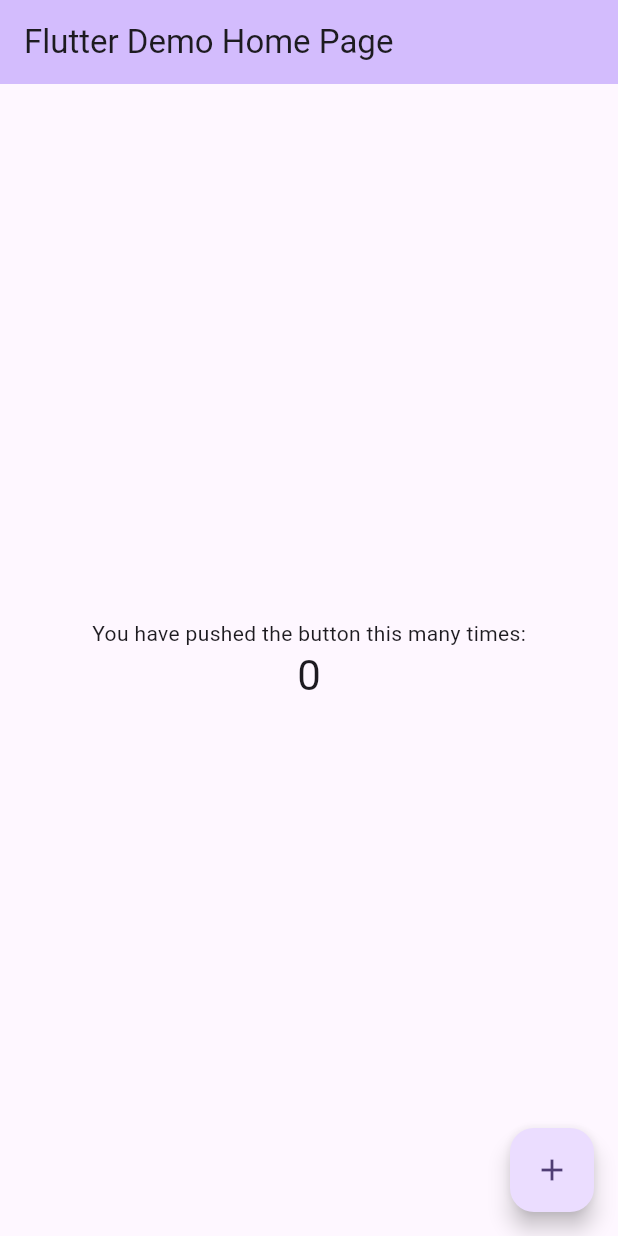
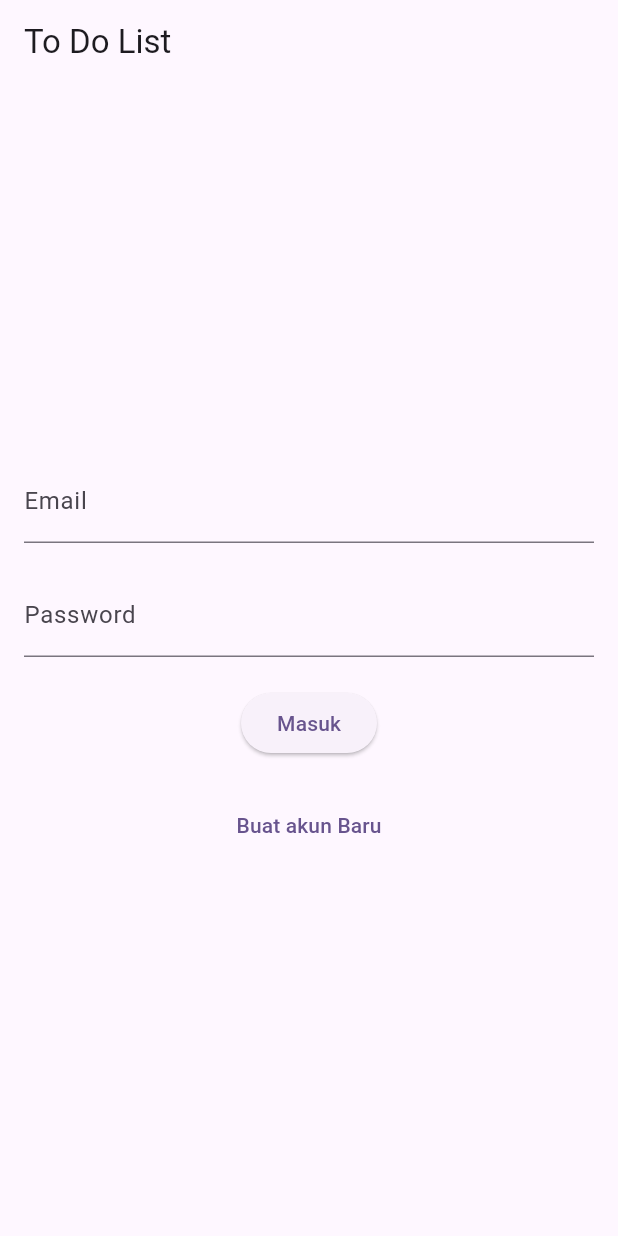
Before and after one commit to iqbalsuwandi20/belajar-flutter, a Flutter app: the screen it shows after launch, on a phone screen of 412 x 824 dp. Run offline on Flutter 3.47's test engine with Material 3 defaults, Android fonts, the phone set to English and light mode, and no system bars; our stand-ins replace firebase_auth, firebase_core; accounts and stored records are empty.

Commit message:
completed part 1

```diff
--- a/lib/main.dart
+++ b/lib/main.dart
@@ -1,8 +1,14 @@
 import 'package:belajar_flutter_maps/firebase_options.dart';
+import 'package:belajar_flutter_maps/models/firebase_user.dart';
+import 'package:belajar_flutter_maps/screens/wrapper.dart';
+import 'package:belajar_flutter_maps/services/auth.dart';
 import 'package:firebase_core/firebase_core.dart';
 import 'package:flutter/material.dart';
+import 'package:provider/provider.dart';
 
 void main() async {
+  WidgetsFlutterBinding.ensureInitialized();
+
   await Firebase.initializeApp(
     options: DefaultFirebaseOptions.currentPlatform,
   );
@@ -12,119 +18,19 @@ void main() async {
 class MyApp extends StatelessWidget {
   const MyApp({super.key});
 
-  // This widget is the root of your application.
   @override
   Widget build(BuildContext context) {
-    return MaterialApp(
-      title: 'Flutter Demo',
-      theme: ThemeData(
-        // This is the theme of your application.
-        //
-        // TRY THIS: Try running your application with "flutter run". You'll see
-        // the application has a purple toolbar. Then, without quitting the app,
-        // try changing the seedColor in the colorScheme below to Colors.green
-        // and then invoke "hot reload" (save your changes or press the "hot
-        // reload" button in a Flutter-supported IDE, or press "r" if you used
-        // the command line to start the app).
-        //
-        // Notice that the counter didn't reset back to zero; the application
-        // state is not lost during the reload. To reset the state, use hot
-        // restart instead.
-        //
-        // This works for code too, not just values: Most code changes can be
-        // tested with just a hot reload.
-        colorScheme: ColorScheme.fromSeed(seedColor: Colors.deepPurple),
-        useMaterial3: true,
+    return StreamProvider<FirebaseUser?>.value(
+      value: Auth().user,
+      initialData: null,
+      child: MaterialApp(
+        title: 'Flutter Demo',
+        theme: ThemeData(
+          colorScheme: ColorScheme.fromSeed(seedColor: Colors.deepPurple),
+          useMaterial3: true,
+        ),
+        home: const Wrapper(),
       ),
-      home: const MyHomePage(title: 'Flutter Demo Home Page'),
     );
   }
 }
-
-class MyHomePage extends StatefulWidget {
-  const MyHomePage({super.key, required this.title});
-
-  // This widget is the home page of your application. It is stateful, meaning
-  // that it has a State object (defined below) that contains fields that affect
-  // how it looks.
-
-  // This class is the configuration for the state. It holds the values (in this
-  // case the title) provided by the parent (in this case the App widget) and
-  // used by the build method of the State. Fields in a Widget subclass are
-  // always marked "final".
-
-  final String title;
-
-  @override
-  State<MyHomePage> createState() => _MyHomePageState();
-}
-
-class _MyHomePageState extends State<MyHomePage> {
-  int _counter = 0;
-
-  void _incrementCounter() {
-    setState(() {
-      // This call to setState tells the Flutter framework that something has
-      // changed in this State, which causes it to rerun the build method below
-      // so that the display can reflect the updated values. If we changed
-      // _counter without calling setState(), then the build method would not be
-      // called again, and so nothing would appear to happen.
-      _counter++;
-    });
-  }
-
-  @override
-  Widget build(BuildContext context) {
-    // This method is rerun every time setState is called, for instance as done
-    // by the _incrementCounter method above.
-    //
-    // The Flutter framework has been optimized to make rerunning build methods
-    // fast, so that you can just rebuild anything that needs updating rather
-    // than having to individually change instances of widgets.
-    return Scaffold(
-      appBar: AppBar(
-        // TRY THIS: Try changing the color here to a specific color (to
-        // Colors.amber, perhaps?) and trigger a hot reload to see the AppBar
-        // change color while the other colors stay the same.
-        backgroundColor: Theme.of(context).colorScheme.inversePrimary,
-        // Here we take the value from the MyHomePage object that was created by
-        // the App.build method, and use it to set our appbar title.
-        title: Text(widget.title),
-      ),
-      body: Center(
-        // Center is a layout widget. It takes a single child and positions it
-        // in the middle of the parent.
-        child: Column(
-          // Column is also a layout widget. It takes a list of children and
-          // arranges them vertically. By default, it sizes itself to fit its
-          // children horizontally, and tries to be as tall as its parent.
-          //
-          // Column has various properties to control how it sizes itself and
-          // how it positions its children. Here we use mainAxisAlignment to
-          // center the children vertically; the main axis here is the vertical
-          // axis because Columns are vertical (the cross axis would be
-          // horizontal).
-          //
-          // TRY THIS: Invoke "debug painting" (choose the "Toggle Debug Paint"
-          // action in the IDE, or press "p" in the console), to see the
-          // wireframe for each widget.
-          mainAxisAlignment: MainAxisAlignment.center,
-          children: <Widget>[
-            const Text(
-              'You have pushed the button this many times:',
-            ),
-            Text(
-              '$_counter',
-              style: Theme.of(context).textTheme.headlineMedium,
-            ),
-          ],
-        ),
-      ),
-      floatingActionButton: FloatingActionButton(
-        onPressed: _incrementCounter,
-        tooltip: 'Increment',
-        child: const Icon(Icons.add),
-      ), // This trailing comma makes auto-formatting nicer for build methods.
-    );
-  }
-}
--- a/lib/models/firebase_user.dart
+++ b/lib/models/firebase_user.dart
@@ -0,0 +1,6 @@
+class FirebaseUser {
+  String? uid;
+  String? code;
+
+  FirebaseUser({this.uid, this.code});
+}
--- a/lib/models/login_user.dart
+++ b/lib/models/login_user.dart
@@ -0,0 +1,6 @@
+class LoginUser {
+  String? email;
+  String? password;
+
+  LoginUser({this.email, this.password});
+}
--- a/lib/screens/authentication/handler.dart
+++ b/lib/screens/authentication/handler.dart
@@ -0,0 +1,29 @@
+import 'package:belajar_flutter_maps/screens/authentication/login.dart';
+import 'package:belajar_flutter_maps/screens/authentication/register.dart';
+import 'package:flutter/material.dart';
+import 'package:flutter/widgets.dart';
+
+class Handler extends StatefulWidget {
+  const Handler({super.key});
+
+  @override
+  State<Handler> createState() => _HandlerState();
+}
+
+class _HandlerState extends State<Handler> {
+  bool showSignIn = true;
+  void toggleView() {
+    setState(() {
+      showSignIn = !showSignIn;
+    });
+  }
+
+  @override
+  Widget build(BuildContext context) {
+    if (showSignIn) {
+      return Login(toggleView: toggleView);
+    } else {
+      return Register(toggleView: toggleView);
+    }
+  }
+}
--- a/lib/screens/authentication/login.dart
+++ b/lib/screens/authentication/login.dart
@@ -0,0 +1,98 @@
+import 'package:belajar_flutter_maps/models/login_user.dart';
+import 'package:belajar_flutter_maps/services/auth.dart';
+import 'package:flutter/material.dart';
+
+class Login extends StatefulWidget {
+  final Function? toggleView;
+  const Login({super.key, required this.toggleView});
+
+  @override
+  State<Login> createState() => _LoginState();
+}
+
+class _LoginState extends State<Login> {
+  bool obscureText = true;
+
+  final email = TextEditingController();
+  final password = TextEditingController();
+  final GlobalKey<FormState> _globalKey = GlobalKey<FormState>();
+  final Auth _auth = Auth();
+
+  @override
+  Widget build(BuildContext context) {
+    final emailField = TextFormField(
+      controller: email,
+      decoration: const InputDecoration(labelText: "Email"),
+      autofocus: false,
+    );
+
+    final passwordField = TextFormField(
+      obscureText: obscureText,
+      controller: password,
+      decoration: const InputDecoration(labelText: "Password"),
+      autofocus: false,
+    );
+
+    final registerButton = TextButton(
+      onPressed: () {
+        widget.toggleView;
+      },
+      child: const Text("Buat akun Baru"),
+    );
+
+    final signInButton = ElevatedButton(
+      onPressed: () async {
+        if (_globalKey.currentState!.validate()) {
+          dynamic result = await _auth.signInEmail(
+            LoginUser(email: email.text, password: password.text),
+          );
+          if (result.uid == null) {
+            showDialog(
+                context: context,
+                builder: (context) {
+                  return AlertDialog(
+                    content: Text(result.code),
+                  );
+                });
+          }
+        }
+      },
+      child: const Text("Masuk"),
+    );
+
+    return Scaffold(
+      appBar: AppBar(
+        title: const Text("To Do List"),
+      ),
+      body: Column(
+        mainAxisAlignment: MainAxisAlignment.center,
+        crossAxisAlignment: CrossAxisAlignment.center,
+        children: [
+          Form(
+              child: Padding(
+            padding: const EdgeInsets.all(16),
+            child: Column(
+              mainAxisAlignment: MainAxisAlignment.center,
+              crossAxisAlignment: CrossAxisAlignment.center,
+              children: [
+                emailField,
+                const SizedBox(
+                  height: 20,
+                ),
+                passwordField,
+                const SizedBox(
+                  height: 20,
+                ),
+                signInButton,
+                const SizedBox(
+                  height: 20,
+                ),
+                registerButton
+              ],
+            ),
+          ))
+        ],
+      ),
+    );
+  }
+}
--- a/lib/screens/wrapper.dart
+++ b/lib/screens/wrapper.dart
@@ -0,0 +1,21 @@
+import 'package:belajar_flutter_maps/models/firebase_user.dart';
+import 'package:belajar_flutter_maps/screens/authentication/handler.dart';
+import 'package:belajar_flutter_maps/screens/home/home.dart';
+import 'package:flutter/widgets.dart';
+import 'package:flutter/material.dart';
+import 'package:provider/provider.dart';
+
+class Wrapper extends StatelessWidget {
+  const Wrapper({super.key});
+
+  @override
+  Widget build(BuildContext context) {
+    final user = Provider.of<FirebaseUser?>(context);
+
+    if (user == null) {
+      return const Handler();
+    } else {
+      return const Home();
+    }
+  }
+}
```
Also changed, not shown: lib/screens/authentication/register.dart (+97 -0 lines), lib/screens/home/home.dart (+29 -0 lines), lib/services/auth.dart (+53 -0 lines), 1 other file.
